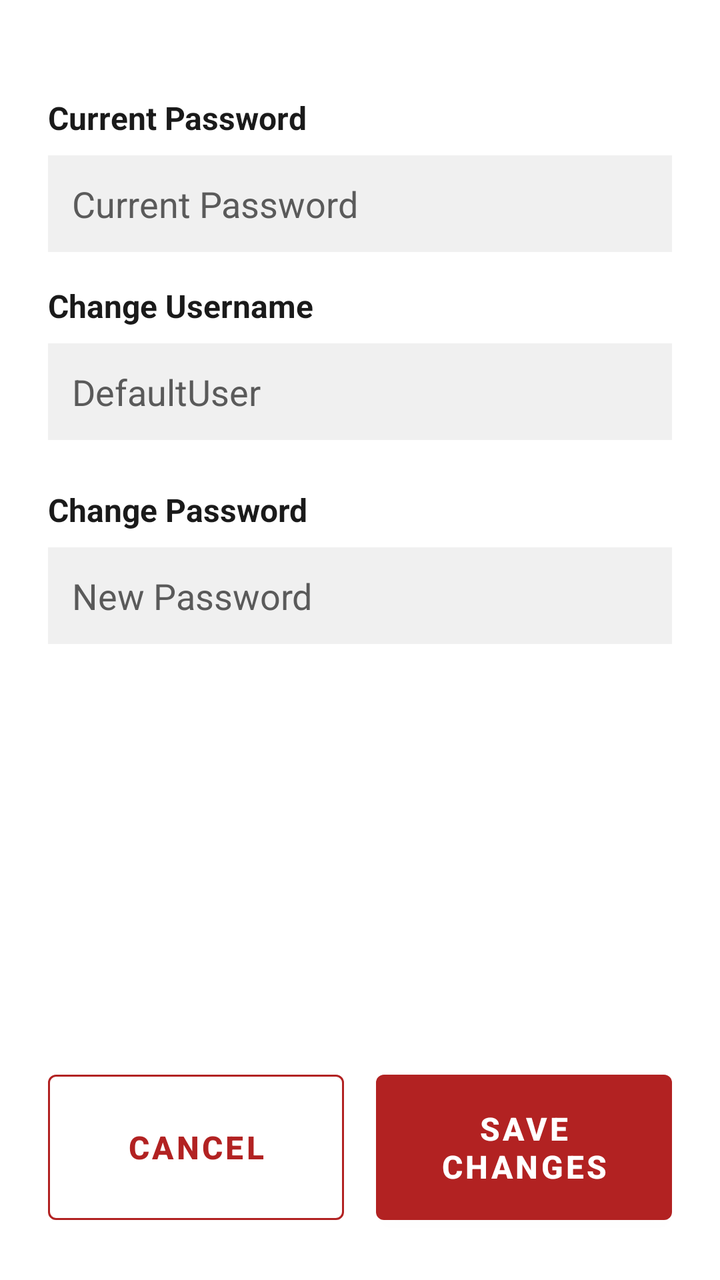
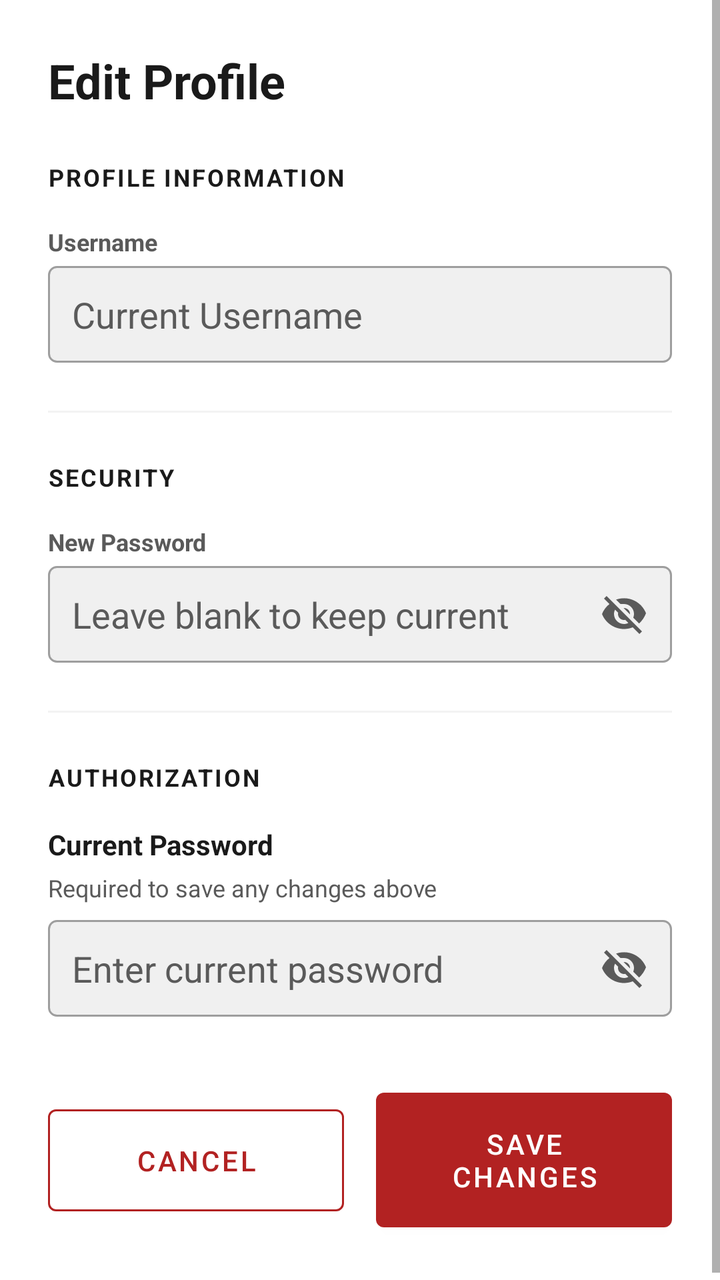

An Android layout rendered at two revisions. The XML below is the earlier revision; the diff shows what the commit changed to produce the second picture.
<!-- AndroidManifest.xml: application theme Theme.B07DemoSummer2024 -->
<!-- res/layout/fragment_profile.xml -->
<?xml version="1.0" encoding="utf-8"?>

<androidx.constraintlayout.widget.ConstraintLayout xmlns:android="http://schemas.android.com/apk/res/android"
    xmlns:app="http://schemas.android.com/apk/res-auto"
    xmlns:tools="http://schemas.android.com/tools"
    android:layout_width="match_parent"
    android:layout_height="match_parent"
    android:background="@color/primary_background"
    tools:context=".fragments.ProfileFragment">

    <ScrollView
        android:layout_width="match_parent"
        android:layout_height="match_parent"
        android:fillViewport="true">

        <LinearLayout
            android:layout_width="match_parent"
            android:layout_height="wrap_content"
            android:orientation="vertical"
            android:padding="24dp">

            <TextView
                android:id="@+id/textView3"
                android:layout_width="match_parent"
                android:layout_height="wrap_content"
                android:layout_marginTop="24dp"
                android:text="Current Password"
                android:textColor="@color/text_primary"
                android:textSize="16sp"
                android:textStyle="bold" />

            <EditText
                android:id="@+id/confirm_current_password"
                android:layout_width="match_parent"
                android:layout_height="wrap_content"
                android:layout_marginTop="8dp"
                android:background="@color/search_bar_background"
                android:hint="Current Password"
                android:inputType="textPassword"
                android:padding="12dp"
                android:textColor="@color/text_primary"
                android:textColorHint="@color/text_secondary" />

            <TextView
                android:layout_width="wrap_content"
                android:layout_height="wrap_content"
                android:layout_marginTop="16dp"
                android:text="Change Username"
                android:textColor="@color/text_primary"
                android:textSize="16sp"
                android:textStyle="bold" />

            <EditText
                android:id="@+id/edit_username"
                android:layout_width="match_parent"
                android:layout_height="wrap_content"
                android:layout_marginTop="8dp"
                android:hint="DefaultUser"
                android:inputType="textPersonName"
                android:padding="12dp"
                android:textColor="@color/text_primary"
                android:textColorHint="@color/text_secondary"
                android:background="@color/search_bar_background" />

            <TextView
                android:layout_width="wrap_content"
                android:layout_height="wrap_content"
                android:layout_marginTop="24dp"
                android:text="Change Password"
                android:textColor="@color/text_primary"
                android:textSize="16sp"
                android:textStyle="bold" />

            <EditText
                android:id="@+id/edit_password"
                android:layout_width="match_parent"
                android:layout_height="wrap_content"
                android:layout_marginTop="8dp"
                android:hint="New Password"
                android:inputType="textPassword"
                android:padding="12dp"
                android:textColor="@color/text_primary"
                android:textColorHint="@color/text_secondary"
                android:background="@color/search_bar_background" />

            <LinearLayout
                android:id="@+id/layout_password_requirements"
                android:layout_width="match_parent"
                android:layout_height="wrap_content"
                android:orientation="vertical"
                android:layout_marginTop="8dp"
                android:visibility="gone">

                <TextView
                    android:id="@+id/req_length"
                    android:layout_width="wrap_content"
                    android:layout_height="wrap_content"
                    android:text="• At least 8 characters"
                    android:textSize="12sp"
                    android:textColor="@color/imperial_red" />

                <TextView
                    android:id="@+id/req_uppercase"
                    android:layout_width="wrap_content"
                    android:layout_height="wrap_content"
                    android:text="• One uppercase letter"
                    android:textSize="12sp"
                    android:textColor="@color/imperial_red" />

                <TextView
                    android:id="@+id/req_lowercase"
                    android:layout_width="wrap_content"
                    android:layout_height="wrap_content"
                    android:text="• One lowercase letter"
                    android:textSize="12sp"
                    android:textColor="@color/imperial_red" />

                <TextView
                    android:id="@+id/req_digit"
                    android:layout_width="wrap_content"
                    android:layout_height="wrap_content"
                    android:text="• One digit"
                    android:textSize="12sp"
                    android:textColor="@color/imperial_red" />

                <TextView
                    android:id="@+id/req_special"
                    android:layout_width="wrap_content"
                    android:layout_height="wrap_content"
                    android:text="• One special character (!@#$%^&amp;*())"
                    android:textSize="12sp"
                    android:textColor="@color/imperial_red" />

            </LinearLayout>

            <TextView
                android:id="@+id/reenter_password_label"
                android:layout_width="wrap_content"
                android:layout_height="wrap_content"
                android:layout_marginTop="24dp"
                android:text="Re-enter PW"
                android:textColor="@color/text_primary"
                android:textSize="16sp"
                android:textStyle="bold"
                android:visibility="gone" />

            <EditText
                android:id="@+id/edit_reenter_password"
                android:layout_width="match_parent"
                android:layout_height="wrap_content"
                android:layout_marginTop="8dp"
                android:hint="Confirm New Password"
                android:inputType="textPassword"
                android:padding="12dp"
                android:textColor="@color/text_primary"
                android:textColorHint="@color/text_secondary"
                android:background="@color/search_bar_background"
                android:visibility="gone" />

            

            <View
                android:layout_width="match_parent"
                android:layout_height="0dp"
                android:layout_weight="1" />
            
            <androidx.constraintlayout.widget.ConstraintLayout
                android:layout_width="match_parent"
                android:layout_height="wrap_content"
                android:layout_marginTop="32dp">

                <Button
                    android:id="@+id/button_cancel_profile"
                    style="?attr/materialButtonOutlinedStyle"
                    android:layout_width="0dp"
                    android:layout_height="0dp"
                    android:layout_marginEnd="8dp"
                    android:padding="16dp"
                    android:text="Cancel"
                    android:textAllCaps="true"
                    android:textColor="@color/accent_action"
                    android:textSize="16sp"
                    android:textStyle="bold"
                    app:layout_constraintBottom_toBottomOf="parent"
                    app:layout_constraintEnd_toStartOf="@+id/button_submit_profile"
                    app:layout_constraintHorizontal_weight="1"
                    app:layout_constraintStart_toStartOf="parent"
                    app:layout_constraintTop_toTopOf="parent"
                    app:strokeColor="@color/accent_action" />

                <Button
                    android:id="@+id/button_submit_profile"
                    android:layout_width="0dp"
                    android:layout_height="wrap_content"
                    android:layout_marginStart="8dp"
                    android:padding="16dp"
                    android:text="Save Changes"
                    android:textAllCaps="true"
                    android:textColor="@color/white"
                    android:textSize="16sp"
                    android:textStyle="bold"
                    app:backgroundTint="@color/accent_action"
                    app:layout_constraintBottom_toBottomOf="parent"
                    app:layout_constraintEnd_toEndOf="parent"
                    app:layout_constraintHorizontal_weight="1"
                    app:layout_constraintStart_toEndOf="@+id/button_cancel_profile"
                    app:layout_constraintTop_toTopOf="parent" />

            </androidx.constraintlayout.widget.ConstraintLayout>

        </LinearLayout>
    </ScrollView>

</androidx.constraintlayout.widget.ConstraintLayout>
<!-- resources referenced by this layout -->
<resources>
  <style name="Theme.B07DemoSummer2024" parent="Theme.MaterialComponents.Light.NoActionBar">
          <item name="colorPrimary">@color/black</item>
          <item name="colorPrimaryVariant">@color/black</item>
          <item name="colorOnPrimary">@color/white</item>
          <item name="colorSecondary">@color/accent_action</item>
          <item name="colorSecondaryVariant">@color/accent_action</item>
          <item name="colorOnSecondary">@color/white</item>
          <item name="android:windowBackground">@color/primary_background</item>
          <item name="android:textColorPrimary">@color/text_primary</item>
          <item name="android:statusBarColor">@color/taam_gold</item>
          <item name="materialAlertDialogTheme">@style/CustomMaterialDialog</item>
      </style>
  <!-- unchanged entries left out for length: 17 -->
</resources>

<!-- the commit's change to res/layout/fragment_profile.xml (unified diff, before → after) -->
@@ -1,12 +1,11 @@
 <?xml version="1.0" encoding="utf-8"?>
 
-<androidx.constraintlayout.widget.ConstraintLayout xmlns:android="http://schemas.android.com/apk/res/android"
+<androidx.coordinatorlayout.widget.CoordinatorLayout xmlns:android="http://schemas.android.com/apk/res/android"
     xmlns:app="http://schemas.android.com/apk/res-auto"
     xmlns:tools="http://schemas.android.com/tools"
     android:layout_width="match_parent"
     android:layout_height="match_parent"
-    android:background="@color/primary_background"
-    tools:context=".fragments.ProfileFragment">
+    android:background="@color/primary_background">
 
     <ScrollView
         android:layout_width="match_parent"
@@ -20,68 +19,78 @@
             android:padding="24dp">
 
             <TextView
-                android:id="@+id/textView3"
-                android:layout_width="match_parent"
-                android:layout_height="wrap_content"
-                android:layout_marginTop="24dp"
-                android:text="Current Password"
+                android:layout_width="wrap_content"
+                android:layout_height="wrap_content"
+                android:text="Edit Profile"
                 android:textColor="@color/text_primary"
-                android:textSize="16sp"
-                android:textStyle="bold" />
-
-            <EditText
-                android:id="@+id/confirm_current_password"
-                android:layout_width="match_parent"
-                android:layout_height="wrap_content"
-                android:layout_marginTop="8dp"
-                android:background="@color/search_bar_background"
-                android:hint="Current Password"
-                android:inputType="textPassword"
-                android:padding="12dp"
-                android:textColor="@color/text_primary"
-                android:textColorHint="@color/text_secondary" />
-
-            <TextView
-                android:layout_width="wrap_content"
-                android:layout_height="wrap_content"
-                android:layout_marginTop="16dp"
-                android:text="Change Username"
-                android:textColor="@color/text_primary"
-                android:textSize="16sp"
+                android:textSize="24sp"
+                android:textStyle="bold"
+                android:layout_marginBottom="24dp"/>
+
+            
+            <TextView style="@style/TAAM_HeaderText" android:text="Profile Information" />
+
+            <TextView
+                android:layout_width="wrap_content"
+                android:layout_height="wrap_content"
+                android:layout_marginTop="16dp"
+                android:text="Username"
+                android:textColor="@color/text_secondary"
+                android:textSize="12sp"
                 android:textStyle="bold" />
 
             <EditText
                 android:id="@+id/edit_username"
-                android:layout_width="match_parent"
-                android:layout_height="wrap_content"
-                android:layout_marginTop="8dp"
-                android:hint="DefaultUser"
-                android:inputType="textPersonName"
-                android:padding="12dp"
-                android:textColor="@color/text_primary"
-                android:textColorHint="@color/text_secondary"
-                android:background="@color/search_bar_background" />
-
-            <TextView
-                android:layout_width="wrap_content"
-                android:layout_height="wrap_content"
+                style="@style/TAAM_EditText"
+                android:layout_marginTop="4dp"
+                android:autofillHints="username"
+                android:importantForAutofill="yes"
+                android:hint="Current Username"
+                android:inputType="textPersonName" />
+
+            <View
+                android:layout_width="match_parent"
+                android:layout_height="1dp"
                 android:layout_marginTop="24dp"
-                android:text="Change Password"
-                android:textColor="@color/text_primary"
-                android:textSize="16sp"
+                android:background="#1A888888" />
+
+            
+            <TextView style="@style/TAAM_HeaderText" android:text="Security" android:layout_marginTop="24dp" />
+
+            <TextView
+                android:layout_width="wrap_content"
+                android:layout_height="wrap_content"
+                android:layout_marginTop="16dp"
+                android:text="New Password"
+                android:textColor="@color/text_secondary"
+                android:textSize="12sp"
                 android:textStyle="bold" />
 
-            <EditText
-                android:id="@+id/edit_password"
-                android:layout_width="match_parent"
-                android:layout_height="wrap_content"
-                android:layout_marginTop="8dp"
-                android:hint="New Password"
-                android:inputType="textPassword"
-                android:padding="12dp"
-                android:textColor="@color/text_primary"
-                android:textColorHint="@color/text_secondary"
-                android:background="@color/search_bar_background" />
+            <RelativeLayout
+                android:layout_width="match_parent"
+                android:layout_height="wrap_content"
+                android:layout_marginTop="4dp">
+
+                <EditText
+                    android:id="@+id/edit_password"
+                    style="@style/TAAM_EditText"
+                    android:autofillHints="newPassword"
+                    android:importantForAutofill="yes"
+                    android:hint="Leave blank to keep current"
+                    android:inputType="textPassword"
+                    android:paddingEnd="48dp" />
+
+                <ImageButton
+                    android:id="@+id/toggleNewPassword"
+                    android:layout_width="48dp"
+                    android:layout_height="48dp"
+                    android:layout_alignParentEnd="true"
+                    android:layout_centerVertical="true"
+                    android:background="?attr/selectableItemBackgroundBorderless"
+                    android:src="@drawable/ic_visibility_off"
+                    app:tint="@color/text_secondary"
+                    android:contentDescription="Toggle Visibility" />
+            </RelativeLayout>
 
             <LinearLayout
                 android:id="@+id/layout_password_requirements"
@@ -91,73 +100,103 @@
                 android:layout_marginTop="8dp"
                 android:visibility="gone">
 
-                <TextView
-                    android:id="@+id/req_length"
-                    android:layout_width="wrap_content"
-                    android:layout_height="wrap_content"
-                    android:text="• At least 8 characters"
-                    android:textSize="12sp"
-                    android:textColor="@color/imperial_red" />
-
-                <TextView
-                    android:id="@+id/req_uppercase"
-                    android:layout_width="wrap_content"
-                    android:layout_height="wrap_content"
-                    android:text="• One uppercase letter"
-                    android:textSize="12sp"
-                    android:textColor="@color/imperial_red" />
-
-                <TextView
-                    android:id="@+id/req_lowercase"
-                    android:layout_width="wrap_content"
-                    android:layout_height="wrap_content"
-                    android:text="• One lowercase letter"
-                    android:textSize="12sp"
-                    android:textColor="@color/imperial_red" />
-
-                <TextView
-                    android:id="@+id/req_digit"
-                    android:layout_width="wrap_content"
-                    android:layout_height="wrap_content"
-                    android:text="• One digit"
-                    android:textSize="12sp"
-                    android:textColor="@color/imperial_red" />
-
-                <TextView
-                    android:id="@+id/req_special"
-                    android:layout_width="wrap_content"
-                    android:layout_height="wrap_content"
-                    android:text="• One special character (!@#$%^&amp;*())"
-                    android:textSize="12sp"
-                    android:textColor="@color/imperial_red" />
-
+                <TextView android:id="@+id/req_length" android:layout_width="wrap_content" android:layout_height="wrap_content" android:text="• At least 8 characters" android:textSize="12sp" android:textColor="@color/imperial_red" />
+                <TextView android:id="@+id/req_uppercase" android:layout_width="wrap_content" android:layout_height="wrap_content" android:text="• One uppercase letter" android:textSize="12sp" android:textColor="@color/imperial_red" />
+                <TextView android:id="@+id/req_lowercase" android:layout_width="wrap_content" android:layout_height="wrap_content" android:text="• One lowercase letter" android:textSize="12sp" android:textColor="@color/imperial_red" />
+                <TextView android:id="@+id/req_digit" android:layout_width="wrap_content" android:layout_height="wrap_content" android:text="• One digit" android:textSize="12sp" android:textColor="@color/imperial_red" />
+                <TextView android:id="@+id/req_special" android:layout_width="wrap_content" android:layout_height="wrap_content" android:text="• One special character" android:textSize="12sp" android:textColor="@color/imperial_red" />
             </LinearLayout>
 
             <TextView
                 android:id="@+id/reenter_password_label"
                 android:layout_width="wrap_content"
                 android:layout_height="wrap_content"
-                android:layout_marginTop="24dp"
-                android:text="Re-enter PW"
-                android:textColor="@color/text_primary"
-                android:textSize="16sp"
+                android:layout_marginTop="16dp"
+                android:text="Confirm New Password"
+                android:textColor="@color/text_secondary"
+                android:textSize="12sp"
                 android:textStyle="bold"
                 android:visibility="gone" />
 
-            <EditText
-                android:id="@+id/edit_reenter_password"
-                android:layout_width="match_parent"
-                android:layout_height="wrap_content"
-                android:layout_marginTop="8dp"
-                android:hint="Confirm New Password"
-                android:inputType="textPassword"
-                android:padding="12dp"
+            <RelativeLayout
+                android:id="@+id/layout_reenter_password"
+                android:layout_width="match_parent"
+                android:layout_height="wrap_content"
+                android:layout_marginTop="4dp"
+                android:visibility="gone">
+
+                <EditText
+                    android:id="@+id/edit_reenter_password"
+                    style="@style/TAAM_EditText"
+                    android:autofillHints="newPassword"
+                    android:importantForAutofill="yes"
+                    android:hint="Re-type new password"
+                    android:inputType="textPassword"
+                    android:paddingEnd="48dp" />
+
+                <ImageButton
+                    android:id="@+id/toggleConfirmPassword"
+                    android:layout_width="48dp"
+                    android:layout_height="48dp"
+                    android:layout_alignParentEnd="true"
+                    android:layout_centerVertical="true"
+                    android:background="?attr/selectableItemBackgroundBorderless"
+                    android:src="@drawable/ic_visibility_off"
+                    app:tint="@color/text_secondary"
+                    android:contentDescription="Toggle Visibility" />
+            </RelativeLayout>
+
+            <View
+                android:layout_width="match_parent"
+                android:layout_height="1dp"
+                android:layout_marginTop="24dp"
+                android:background="#1A888888" />
+
+            
+            <TextView style="@style/TAAM_HeaderText" android:text="Authorization" android:layout_marginTop="24dp" />
+
+            <TextView
+                android:layout_width="wrap_content"
+                android:layout_height="wrap_content"
+                android:layout_marginTop="16dp"
+                android:text="Current Password"
                 android:textColor="@color/text_primary"
-                android:textColorHint="@color/text_secondary"
-                android:background="@color/search_bar_background"
-                android:visibility="gone" />
-
-            
+                android:textSize="14sp"
+                android:textStyle="bold" />
+
+            <TextView
+                android:layout_width="wrap_content"
+                android:layout_height="wrap_content"
+                android:layout_marginTop="4dp"
+                android:text="Required to save any changes above"
+                android:textColor="@color/text_secondary"
+                android:textSize="12sp" />
+
+            <RelativeLayout
+                android:layout_width="match_parent"
+                android:layout_height="wrap_content"
+                android:layout_marginTop="8dp">
+
+                <EditText
+                    android:id="@+id/confirm_current_password"
+                    style="@style/TAAM_EditText"
+                    android:autofillHints="password"
+                    android:importantForAutofill="yes"
+                    android:hint="Enter current password"
+                    android:inputType="textPassword"
+                    android:paddingEnd="48dp" />
+
+                <ImageButton
+                    android:id="@+id/toggleCurrentPassword"
+                    android:layout_width="48dp"
+                    android:layout_height="48dp"
+                    android:layout_alignParentEnd="true"
+                    android:layout_centerVertical="true"
+                    android:background="?attr/selectableItemBackgroundBorderless"
+                    android:src="@drawable/ic_visibility_off"
+                    app:tint="@color/text_secondary"
+                    android:contentDescription="Toggle Visibility" />
+            </RelativeLayout>
 
             <View
                 android:layout_width="match_parent"
@@ -173,14 +212,11 @@
                     android:id="@+id/button_cancel_profile"
                     style="?attr/materialButtonOutlinedStyle"
                     android:layout_width="0dp"
-                    android:layout_height="0dp"
+                    android:layout_height="wrap_content"
                     android:layout_marginEnd="8dp"
                     android:padding="16dp"
                     android:text="Cancel"
-                    android:textAllCaps="true"
                     android:textColor="@color/accent_action"
-                    android:textSize="16sp"
-                    android:textStyle="bold"
                     app:layout_constraintBottom_toBottomOf="parent"
                     app:layout_constraintEnd_toStartOf="@+id/button_submit_profile"
                     app:layout_constraintHorizontal_weight="1"
@@ -195,11 +231,8 @@
                     android:layout_marginStart="8dp"
                     android:padding="16dp"
                     android:text="Save Changes"
-                    android:textAllCaps="true"
+                    app:backgroundTint="@color/accent_action"
                     android:textColor="@color/white"
-                    android:textSize="16sp"
-                    android:textStyle="bold"
-                    app:backgroundTint="@color/accent_action"
                     app:layout_constraintBottom_toBottomOf="parent"
                     app:layout_constraintEnd_toEndOf="parent"
                     app:layout_constraintHorizontal_weight="1"
@@ -210,5 +243,4 @@
 
         </LinearLayout>
     </ScrollView>
-
-</androidx.constraintlayout.widget.ConstraintLayout>
+</androidx.coordinatorlayout.widget.CoordinatorLayout>
<!-- resource entries referenced after the edit -->
@@ -1,5 +1,36 @@
 <!-- resources referenced by this layout -->
 <resources>
+  <!-- drawable ic_visibility_off (drawable) -->
+  <vector xmlns:android="http://schemas.android.com/apk/res/android"
+      android:width="24dp"
+      android:height="24dp"
+      android:viewportWidth="24"
+      android:viewportHeight="24">
+      <path
+          android:fillColor="@android:color/white"
+          android:pathData="M12,7c2.76,0 5,2.24 5,5 0,0.65 -0.13,1.26 -0.36,1.82l2.92,2.92c1.51,-1.39 2.7,-3.14 3.44,-5.12 -1.73,-4.39 -6,-7.5 -11,-7.5 -1.4,0 -2.74,0.25 -3.98,0.7l2.1,2.1C10.74,7.13 11.35,7 12,7zM2,4.27l2.28,2.28 0.46,0.46C3.08,8.3 1.78,10.02 1,12c1.73,4.39 6,7.5 11,7.5 1.55,0 3.03,-0.3 4.38,-0.84l0.42,0.42L19.73,22 21,20.73 3.27,3 2,4.27zM7.53,9.8l1.55,1.55c-0.05,0.21 -0.08,0.43 -0.08,0.65 0,1.66 1.34,3 3,3 0.22,0 0.44,-0.03 0.65,-0.08l1.55,1.55c-0.67,0.33 -1.41,0.53 -2.2,0.53 -2.76,0 -5,-2.24 -5,-5 0,-0.79 0.2,-1.53 0.53,-2.2zM11.84,9.02l3.15,3.15 0.01,-0.17c0,-1.66 -1.34,-3 -3,-3l-0.16,0.02z" />
+  </vector>
+  <style name="TAAM_EditText" parent="Widget.AppCompat.EditText">
+          <item name="android:layout_width">match_parent</item>
+          <item name="android:layout_height">wrap_content</item>
+          <item name="android:minHeight">48dp</item>
+          <item name="android:padding">12dp</item>
+          <item name="android:textColor">@color/text_primary</item>
+          <item name="android:textColorHint">@color/text_secondary</item>
+          <item name="android:textCursorDrawable">@drawable/cursor_gold</item>
+          <item name="android:background">@drawable/edit_text_border</item>
+          <item name="android:fontFamily">sans-serif</item>
+      </style>
+  <style name="TAAM_HeaderText">
+          <item name="android:layout_width">wrap_content</item>
+          <item name="android:layout_height">wrap_content</item>
+          <item name="android:fontFamily">sans-serif</item>
+          <item name="android:textAllCaps">true</item>
+          <item name="android:letterSpacing">0.08</item>
+          <item name="android:textColor">@color/text_primary</item>
+          <item name="android:textSize">12sp</item>
+          <item name="android:textStyle">bold</item>
+      </style>
   <style name="Theme.B07DemoSummer2024" parent="Theme.MaterialComponents.Light.NoActionBar">
           <item name="colorPrimary">@color/black</item>
           <item name="colorPrimaryVariant">@color/black</item>
@@ -11,7 +42,36 @@
           <item name="android:textColorPrimary">@color/text_primary</item>
           <item name="android:statusBarColor">@color/taam_gold</item>
           <item name="materialAlertDialogTheme">@style/CustomMaterialDialog</item>
+          <item name="colorControlActivated">@color/taam_gold</item>
+          <item name="android:textCursorDrawable">@drawable/cursor_gold</item>
       </style>
+  <!-- drawable cursor_gold (drawable) -->
+  <?xml version="1.0" encoding="utf-8"?>
+  
+  <shape xmlns:android="http://schemas.android.com/apk/res/android">
+      <size android:width="2dp" />
+      <solid android:color="@color/taam_gold" />
+  </shape>
+  <!-- drawable edit_text_border (drawable) -->
+  <?xml version="1.0" encoding="utf-8"?>
+  
+  <selector xmlns:android="http://schemas.android.com/apk/res/android">
+      <item android:state_focused="true">
+          <shape android:shape="rectangle">
+              <solid android:color="@color/search_bar_background" />
+              <stroke android:width="2dp" android:color="@color/taam_gold" />
+              <corners android:radius="4dp" />
+          </shape>
+      </item>
+      <item>
+          <shape android:shape="rectangle">
+              <solid android:color="@color/search_bar_background" />
+              <stroke android:width="1dp" android:color="@color/disabled_text_color" />
+              <corners android:radius="4dp" />
+          </shape>
+      </item>
+  </selector>
+  <color name="disabled_text_color">#9E9E9E</color>
   <!-- unchanged entries left out for length: 17 -->
 </resources>
 
